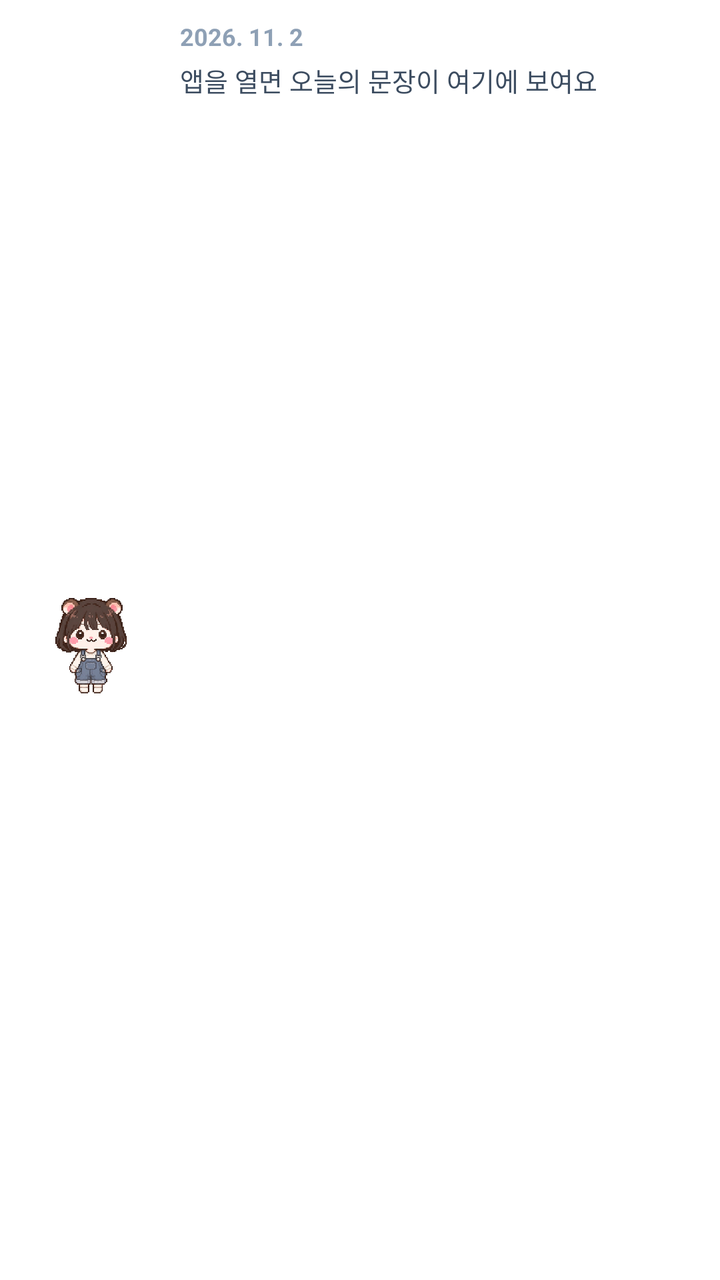
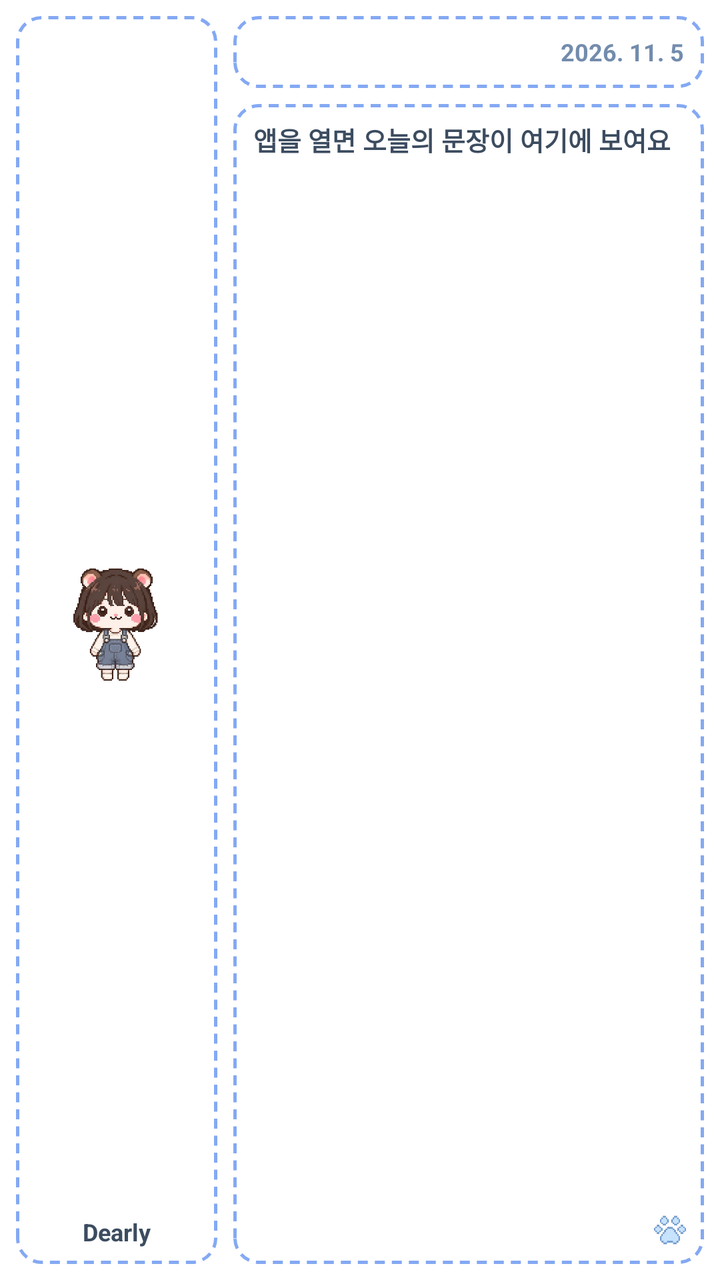

The first picture is an Android layout as it rendered before a commit; the second is the same layout after the commit. The layout source and the unified diff follow.
<!-- AndroidManifest.xml: fallback theme Theme.MaterialComponents.DayNight.NoActionBar -->
<!-- res/layout/daily_word_widget_preview_medium.xml -->
<?xml version="1.0" encoding="utf-8"?>
<LinearLayout xmlns:android="http://schemas.android.com/apk/res/android"
    android:layout_width="match_parent"
    android:layout_height="match_parent"
    android:background="@android:color/white"
    android:gravity="center_vertical"
    android:orientation="horizontal"
    android:padding="10dp">

    <ImageView
        android:layout_width="72dp"
        android:layout_height="match_parent"
        android:contentDescription="@string/widget_character_cd"
        android:scaleType="fitCenter"
        android:src="@drawable/character" />

    <LinearLayout
        android:layout_width="0dp"
        android:layout_height="match_parent"
        android:layout_marginStart="8dp"
        android:layout_weight="1"
        android:orientation="vertical">

        <TextView
            android:layout_width="match_parent"
            android:layout_height="wrap_content"
            android:text="2026. 11. 2"
            android:textColor="#8EA0B5"
            android:textSize="12sp"
            android:textStyle="bold" />

        <TextView
            android:layout_width="match_parent"
            android:layout_height="0dp"
            android:layout_marginTop="4dp"
            android:layout_weight="1"
            android:text="@string/widget_placeholder_quote"
            android:textColor="#3C4C60"
            android:textSize="13sp" />
    </LinearLayout>
</LinearLayout>
<!-- resources referenced by this layout -->
<resources>
  <!-- drawable character: png bitmap (drawable, 707416 bytes) -->
  <string name="widget_character_cd">캐릭터</string>
  <string name="widget_placeholder_quote">앱을 열면 오늘의 문장이 여기에 보여요</string>
</resources>

<!-- the commit's change to res/layout/daily_word_widget_preview_medium.xml (unified diff, before → after) -->
@@ -2,40 +2,84 @@
 <LinearLayout xmlns:android="http://schemas.android.com/apk/res/android"
     android:layout_width="match_parent"
     android:layout_height="match_parent"
-    android:background="@android:color/white"
-    android:gravity="center_vertical"
     android:orientation="horizontal"
-    android:padding="10dp">
+    android:padding="8dp">
 
-    <ImageView
-        android:layout_width="72dp"
+    <LinearLayout
+        android:layout_width="0dp"
         android:layout_height="match_parent"
-        android:contentDescription="@string/widget_character_cd"
-        android:scaleType="fitCenter"
-        android:src="@drawable/character" />
+        android:layout_weight="3"
+        android:background="@drawable/widget_preview_panel"
+        android:gravity="center"
+        android:orientation="vertical"
+        android:padding="8dp">
+
+        <ImageView
+            android:layout_width="match_parent"
+            android:layout_height="0dp"
+            android:layout_weight="1"
+            android:adjustViewBounds="true"
+            android:contentDescription="@string/widget_character_cd"
+            android:scaleType="fitCenter"
+            android:src="@drawable/character" />
+
+        <TextView
+            android:layout_width="wrap_content"
+            android:layout_height="wrap_content"
+            android:layout_marginTop="6dp"
+            android:maxLines="1"
+            android:text="Dearly"
+            android:textColor="#3C4C60"
+            android:textSize="12sp"
+            android:textStyle="bold" />
+    </LinearLayout>
 
     <LinearLayout
         android:layout_width="0dp"
         android:layout_height="match_parent"
         android:layout_marginStart="8dp"
-        android:layout_weight="1"
+        android:layout_weight="7"
         android:orientation="vertical">
 
         <TextView
             android:layout_width="match_parent"
-            android:layout_height="wrap_content"
-            android:text="2026. 11. 2"
-            android:textColor="#8EA0B5"
+            android:layout_height="36dp"
+            android:background="@drawable/widget_preview_panel"
+            android:gravity="end|center_vertical"
+            android:paddingStart="10dp"
+            android:paddingEnd="10dp"
+            android:text="2026. 11. 5"
+            android:textColor="#738CAD"
             android:textSize="12sp"
             android:textStyle="bold" />
 
-        <TextView
+        <FrameLayout
             android:layout_width="match_parent"
             android:layout_height="0dp"
-            android:layout_marginTop="4dp"
+            android:layout_marginTop="8dp"
             android:layout_weight="1"
-            android:text="@string/widget_placeholder_quote"
-            android:textColor="#3C4C60"
-            android:textSize="13sp" />
+            android:background="@drawable/widget_preview_panel">
+
+            <TextView
+                android:layout_width="match_parent"
+                android:layout_height="match_parent"
+                android:paddingStart="10dp"
+                android:paddingTop="8dp"
+                android:paddingEnd="10dp"
+                android:paddingBottom="22dp"
+                android:text="@string/widget_placeholder_quote"
+                android:textColor="#3C4C60"
+                android:textSize="13sp"
+                android:textStyle="bold" />
+
+            <ImageView
+                android:layout_width="18dp"
+                android:layout_height="18dp"
+                android:layout_gravity="bottom|end"
+                android:layout_margin="8dp"
+                android:contentDescription="@null"
+                android:scaleType="fitCenter"
+                android:src="@drawable/widget_paw" />
+        </FrameLayout>
     </LinearLayout>
 </LinearLayout>
<!-- resource entries referenced after the edit -->
@@ -1,6 +1,19 @@
 <!-- resources referenced by this layout -->
 <resources>
   <!-- drawable character: png bitmap (drawable, 707416 bytes) -->
+  <!-- drawable widget_paw: png bitmap (drawable-nodpi, 8118 bytes) -->
+  <!-- drawable widget_preview_panel (drawable) -->
+  <?xml version="1.0" encoding="utf-8"?>
+  <shape xmlns:android="http://schemas.android.com/apk/res/android"
+      android:shape="rectangle">
+      <solid android:color="#EBFFFFFF" />
+      <corners android:radius="12dp" />
+      <stroke
+          android:width="1.5dp"
+          android:color="#BF5B8DEF"
+          android:dashWidth="5dp"
+          android:dashGap="3.5dp" />
+  </shape>
   <string name="widget_character_cd">캐릭터</string>
   <string name="widget_placeholder_quote">앱을 열면 오늘의 문장이 여기에 보여요</string>
 </resources>
